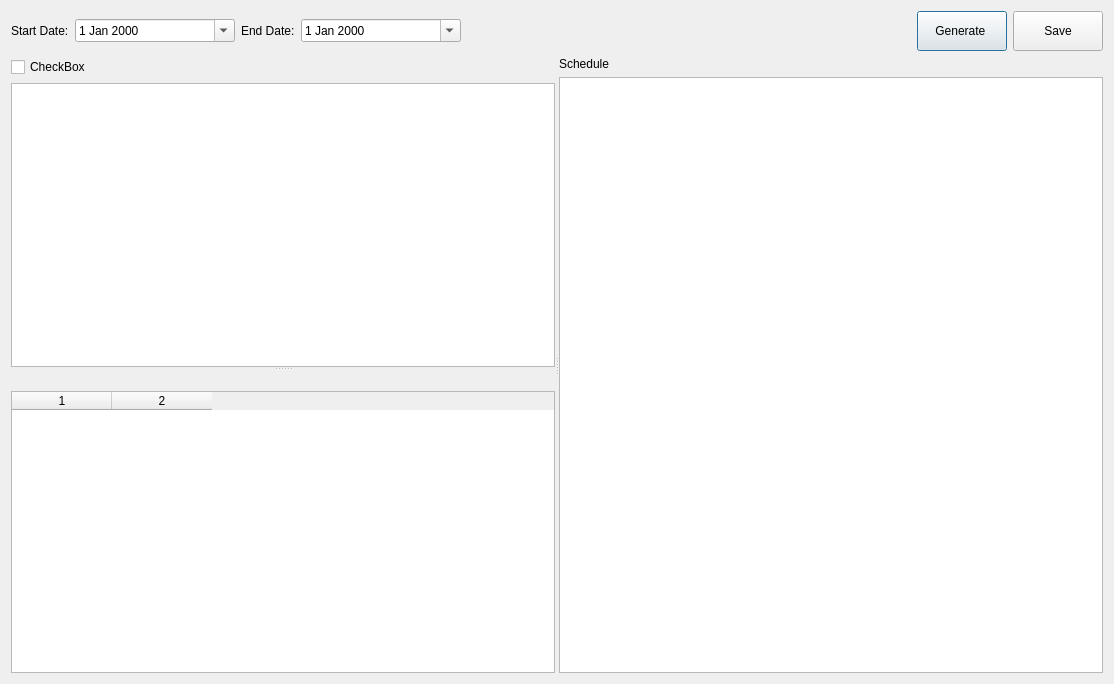
Qt form schedule_dialog.ui (pgathogo/auto-scheduler) before a commit.
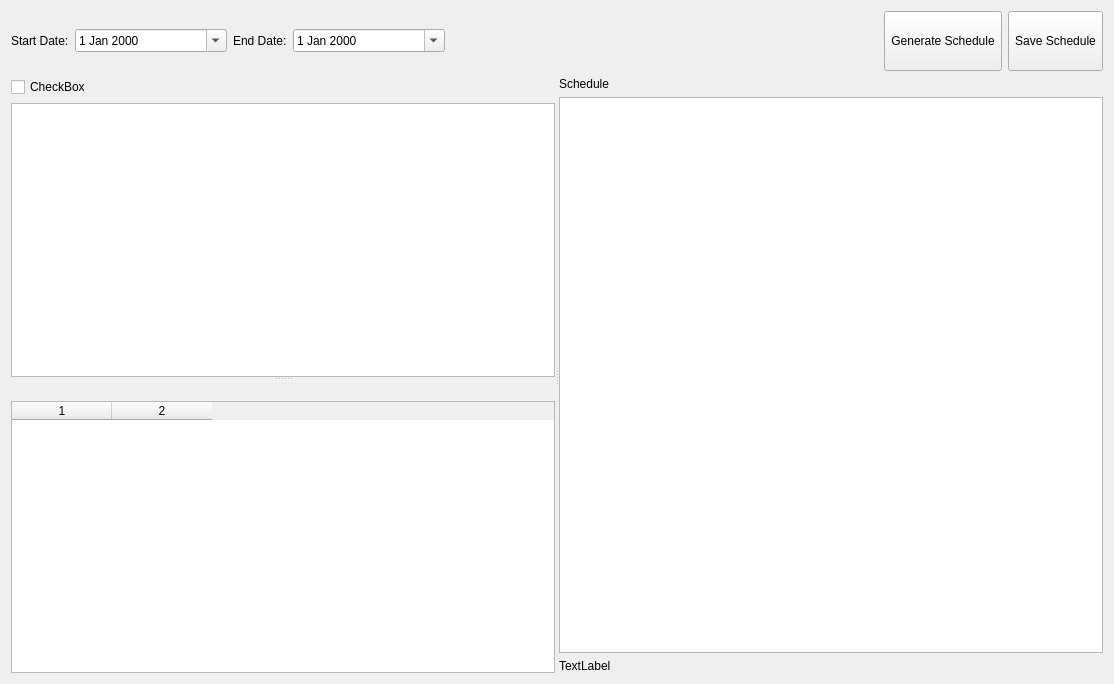
The same form after that commit.

Commit message:
Schedule Generator: Add thread to handle save action
This patch adds a thread to handle saving procedure. Previously,
when saving huge schedules it would block the main thread hence
freezing the application.

The edit to the form file:
```diff
--- a/schedule_dialog.ui
+++ b/schedule_dialog.ui
@@ -64,28 +64,34 @@
      <item>
       <layout class="QHBoxLayout" name="horizontalLayout">
        <item>
-        <widget class="QPushButton" name="btnGenerate">
+        <widget class="QToolButton" name="btnGenerate">
          <property name="minimumSize">
           <size>
-           <width>90</width>
-           <height>40</height>
+           <width>80</width>
+           <height>60</height>
           </size>
          </property>
          <property name="text">
-          <string>Generate </string>
+          <string>Generate Schedule</string>
+         </property>
+         <property name="toolButtonStyle">
+          <enum>Qt::ToolButtonTextUnderIcon</enum>
          </property>
         </widget>
        </item>
        <item>
-        <widget class="QPushButton" name="btnSave">
+        <widget class="QToolButton" name="btnSave">
          <property name="minimumSize">
           <size>
-           <width>90</width>
-           <height>40</height>
+           <width>80</width>
+           <height>60</height>
           </size>
          </property>
          <property name="text">
-          <string>Save</string>
+          <string>Save Schedule</string>
+         </property>
+         <property name="toolButtonStyle">
+          <enum>Qt::ToolButtonTextUnderIcon</enum>
          </property>
         </widget>
        </item>
@@ -159,6 +165,17 @@
          </property>
         </widget>
        </item>
+       <item>
+        <layout class="QHBoxLayout" name="hlProgress">
+         <item>
+          <widget class="QLabel" name="lblProgresText">
+           <property name="text">
+            <string>TextLabel</string>
+           </property>
+          </widget>
+         </item>
+        </layout>
+       </item>
       </layout>
      </widget>
     </widget>
```
Left out of the diff: 2 changed lines with no effect on the pictures. The commit also changes 6 other files.
